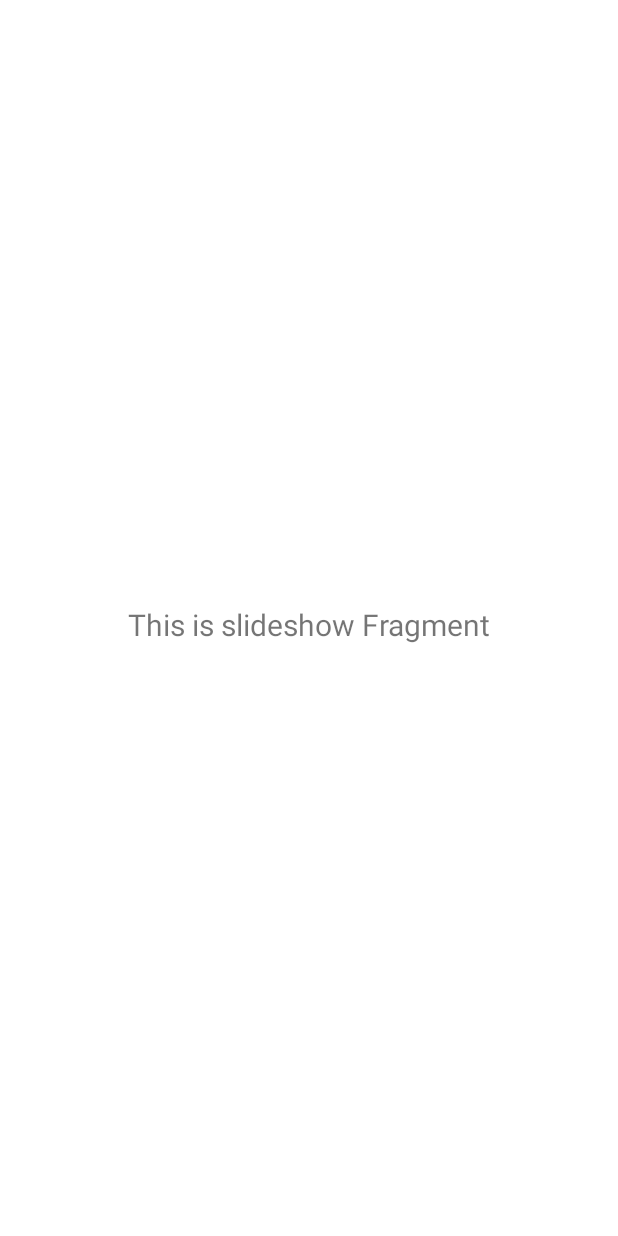
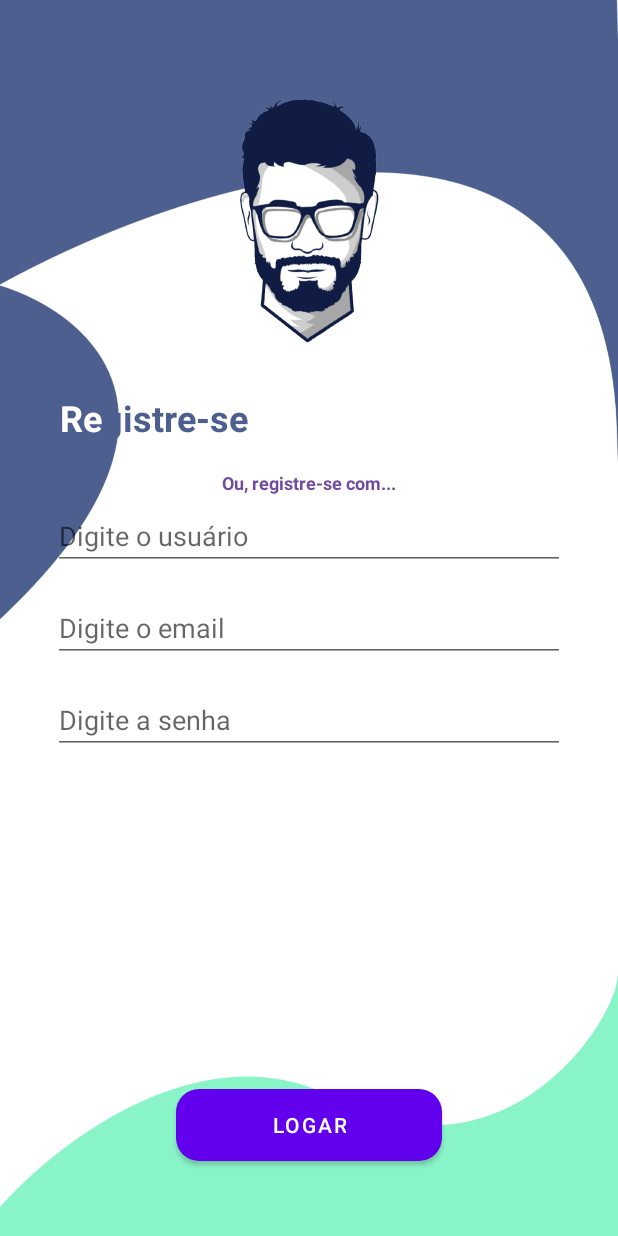
Before and after one commit to geraldoneto771/Aplicativo-Barbearia-Kotlin, an Android app: the RegistreUserFragment screen opened through its navigation route, on a phone screen of 412 x 824 dp. Run offline under Robolectric (Android 15) with nearby library versions, the phone set to English and light mode, and no system bars; our stand-ins replace navigation-ui.

Commit message:
"iniciando design tela de registro de usuário"

```diff
--- a/app/src/main/java/com/example/barbeariakotlin/ui/login/RegistreUserFragment.kt
+++ b/app/src/main/java/com/example/barbeariakotlin/ui/login/RegistreUserFragment.kt
@@ -13,11 +13,8 @@ import com.example.barbeariakotlin.databinding.FragmentRegistreUserBinding
 class RegistreUserFragment : Fragment() {
 
     private lateinit var registreUserViewModel: RegistreUserViewModel
-    private var _binding: FragmentRegistreUserBinding? = null
+    private lateinit var mBinding: FragmentRegistreUserBinding
 
-    // This property is only valid between onCreateView and
-    // onDestroyView.
-    private val binding get() = _binding!!
 
     override fun onCreateView(
         inflater: LayoutInflater,
@@ -27,18 +24,15 @@ class RegistreUserFragment : Fragment() {
         registreUserViewModel =
             ViewModelProvider(this).get(RegistreUserViewModel::class.java)
 
-        _binding = FragmentRegistreUserBinding.inflate(inflater, container, false)
-        val root: View = binding.root
+        mBinding = FragmentRegistreUserBinding.inflate(inflater, container, false)
 
-        val textView: TextView = binding.textSlideshow
         registreUserViewModel.text.observe(viewLifecycleOwner, Observer {
-            textView.text = it
+
         })
-        return root
+        return mBinding.root
     }
 
     override fun onDestroyView() {
         super.onDestroyView()
-        _binding = null
     }
 }
--- a/app/src/main/res/layout/fragment_registre_user.xml
+++ b/app/src/main/res/layout/fragment_registre_user.xml
@@ -4,19 +4,98 @@
     xmlns:tools="http://schemas.android.com/tools"
     android:layout_width="match_parent"
     android:layout_height="match_parent"
+    android:background="@drawable/background02"
     tools:context=".ui.login.RegistreUserFragment">
 
-    <TextView
-        android:id="@+id/text_slideshow"
-        android:layout_width="match_parent"
-        android:layout_height="wrap_content"
-        android:layout_marginStart="8dp"
-        android:layout_marginTop="8dp"
-        android:layout_marginEnd="8dp"
-        android:textAlignment="center"
-        android:textSize="20sp"
-        app:layout_constraintBottom_toBottomOf="parent"
+    <ImageView
+        android:id="@+id/logo"
+        android:layout_width="156dp"
+        android:layout_height="230dp"
+        android:layout_marginTop="32dp"
+        android:src="@drawable/logo"
         app:layout_constraintEnd_toEndOf="parent"
         app:layout_constraintStart_toStartOf="parent"
         app:layout_constraintTop_toTopOf="parent" />
+
+    <TextView
+        android:id="@+id/text_login_1"
+        android:layout_width="wrap_content"
+        android:layout_height="wrap_content"
+        android:layout_marginStart="40dp"
+        android:text="Re"
+        android:textColor="@color/white"
+        android:textSize="24sp"
+        android:textStyle="bold"
+        app:layout_constraintEnd_toStartOf="@+id/text_login_2"
+        app:layout_constraintStart_toStartOf="parent"
+        app:layout_constraintTop_toBottomOf="@id/logo" />
+
+    <TextView
+        android:id="@+id/text_login_2"
+        android:layout_width="wrap_content"
+        android:layout_height="wrap_content"
+        android:text="gistre-se"
+        android:textColor="#4C5F8F"
+        android:textSize="24sp"
+        android:textStyle="bold"
+        app:layout_constraintStart_toEndOf="@+id/text_login_1"
+        app:layout_constraintTop_toBottomOf="@id/logo"/>
+
+    <TextView
+        android:id="@+id/text_registre_com"
+        android:layout_width="wrap_content"
+        android:layout_height="wrap_content"
+        android:layout_marginHorizontal="34dp"
+        android:layout_marginBottom="50dp"
+        android:text="Ou, registre-se com..."
+        android:textColor="#704C9E"
+        android:textSize="12sp"
+        android:textStyle="bold"
+        app:layout_constraintBottom_toBottomOf="@+id/edit_user"
+        app:layout_constraintEnd_toEndOf="parent"
+        app:layout_constraintStart_toStartOf="parent" />
+
+    <EditText
+        android:id="@+id/edit_user"
+        android:layout_width="match_parent"
+        android:layout_height="wrap_content"
+        android:layout_marginTop="40dp"
+        android:layout_marginHorizontal="35dp"
+        android:hint="Digite o usuário"
+        app:layout_constraintStart_toStartOf="parent"
+        app:layout_constraintTop_toBottomOf="@+id/text_login_2"/>
+    <EditText
+        android:id="@+id/edit_email"
+        android:layout_width="match_parent"
+        android:layout_height="wrap_content"
+        android:layout_marginTop="16dp"
+        android:layout_marginHorizontal="35dp"
+        android:hint="Digite o email"
+        app:layout_constraintStart_toStartOf="parent"
+        app:layout_constraintTop_toBottomOf="@+id/edit_user"/>
+    <EditText
+        android:id="@+id/edit_password"
+        android:layout_width="match_parent"
+        android:layout_height="wrap_content"
+        android:layout_marginTop="16dp"
+        android:layout_marginHorizontal="35dp"
+        android:hint="Digite a senha"
+        app:layout_constraintStart_toStartOf="parent"
+        app:layout_constraintTop_toBottomOf="@+id/edit_email"/>
+
+
+    <Button
+        android:id="@+id/button_login"
+        android:layout_width="wrap_content"
+        android:layout_height="wrap_content"
+        android:layout_gravity="center_horizontal"
+        android:layout_marginBottom="50dp"
+        android:text="Logar"
+        app:layout_constraintLeft_toLeftOf="parent"
+        app:layout_constraintRight_toRightOf="parent"
+        app:layout_constraintBottom_toBottomOf="parent"
+        style="@style/DefaultButton"/>
+
+
+
 </androidx.constraintlayout.widget.ConstraintLayout>
```
